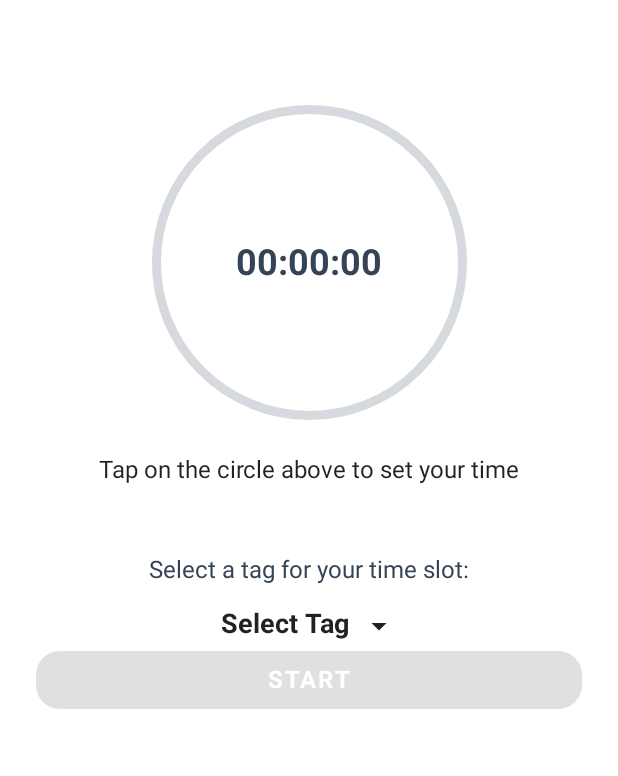
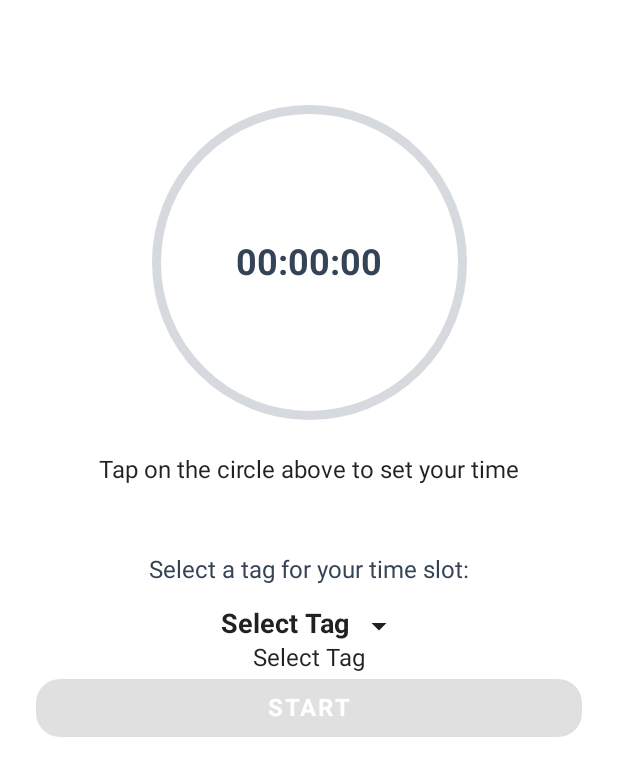
Before and after one commit to Saket37/Time-Slot-x-Goal-App, an Android app built with Jetpack Compose: the screen it shows after launch (MainActivity), on a phone screen of 412 x 824 dp. Shown: the top 776 px of the screen. Run offline under Robolectric (Android 15) with nearby library versions, the phone set to English and light mode, and no system bars; our stand-ins replace Dagger/Hilt's generated code.

Commit message:
Tags change handle events

```diff
--- a/app/src/main/java/com/example/timeslotxgoalapp/model/AppState.kt
+++ b/app/src/main/java/com/example/timeslotxgoalapp/model/AppState.kt
@@ -8,8 +8,10 @@ data class AppState(
     var progress: Float = 0f,
     var time: String = "00:00:00",
     var showDialog: Boolean = false,
+    var tags: String = "Select Tag",
+    val percentage: String = ""
 ) {
     fun isDisabled(): Boolean {
-        return time != "00:00:00"
+        return time != "00:00:00" && tags != "Select Tag"
     }
 }
--- a/app/src/main/java/com/example/timeslotxgoalapp/ui/components/BaseButton.kt
+++ b/app/src/main/java/com/example/timeslotxgoalapp/ui/components/BaseButton.kt
@@ -15,17 +15,19 @@ import androidx.compose.ui.unit.dp
 import androidx.compose.ui.unit.sp
 import com.example.timeslotxgoalapp.ui.theme.ActiveButtonColor
 import com.example.timeslotxgoalapp.ui.theme.DisabledButtonColor
+import com.example.timeslotxgoalapp.ui.theme.EndButtonColor
 
 @Composable
-fun StartButton(
+fun BaseButton(
     modifier: Modifier = Modifier,
-    buttonText: String,
     onClick: () -> Unit,
-    enableStartButton: Boolean
+    enableStartButton: Boolean, isRunning: Boolean
 ) {
-    val buttonColor = if (enableStartButton) {
-        ActiveButtonColor
-    } else DisabledButtonColor
+    val buttonColor = if (isRunning) {
+        EndButtonColor
+    } else ActiveButtonColor
+
+    val buttonText = if (isRunning) "END" else "START"
     Button(
         modifier = modifier
             .fillMaxWidth()
@@ -49,9 +51,8 @@ fun StartButton(
 @Preview
 @Composable
 fun BaseButtonPreview() {
-    StartButton(
-        buttonText = "START",
+    BaseButton(
         onClick = {},
-        enableStartButton = false
+        enableStartButton = false, isRunning = false
     )
 }
--- a/app/src/main/java/com/example/timeslotxgoalapp/ui/components/Tags.kt
+++ b/app/src/main/java/com/example/timeslotxgoalapp/ui/components/Tags.kt
@@ -34,7 +34,7 @@ fun TagDescriptionText() {
 }
 
 @Composable
-fun Tags() {
+fun Tags(tagText: (String) -> Unit) {
     val expanded = remember {
         mutableStateOf(false)
     }
@@ -51,6 +51,7 @@ fun Tags() {
             list.forEach {
                 DropdownMenuItem(onClick = {
                     currentValue.value = it
+                    tagText(it)
                     expanded.value = false
                 }) {
                     Text(text = it)
--- a/app/src/main/java/com/example/timeslotxgoalapp/ui/presentation/MainScreen.kt
+++ b/app/src/main/java/com/example/timeslotxgoalapp/ui/presentation/MainScreen.kt
@@ -5,6 +5,7 @@ import androidx.compose.foundation.layout.Column
 import androidx.compose.foundation.layout.Spacer
 import androidx.compose.foundation.layout.height
 import androidx.compose.foundation.layout.padding
+import androidx.compose.material.Text
 import androidx.compose.runtime.*
 import androidx.compose.ui.Alignment
 import androidx.compose.ui.Modifier
@@ -13,7 +14,6 @@ import androidx.lifecycle.compose.collectAsStateWithLifecycle
 import androidx.lifecycle.viewmodel.compose.viewModel
 import com.example.timeslotxgoalapp.model.AppState
 import com.example.timeslotxgoalapp.ui.components.*
-import com.example.timeslotxgoalapp.ui.theme.ActiveButtonColor
 import com.example.timeslotxgoalapp.utlis.TimeEvent
 import com.example.timeslotxgoalapp.viewModel.MainViewModel
 
@@ -55,19 +55,20 @@ fun MainScreenContent(uiState: AppState, handleEvent: (event: TimeEvent) -> Unit
         Spacer(modifier = Modifier.height(48.dp))
         TagDescriptionText()
         Spacer(modifier = Modifier.height(16.dp))
-        Tags()
-        StartButton(
+        Tags(tagText = { handleEvent(TimeEvent.OnTagChanged(it)) })
+        Text(text = uiState.tags)
+
+        BaseButton(
             modifier = Modifier.padding(bottom = 24.dp, start = 24.dp, end = 24.dp),
-            buttonText = "START",
             onClick = {
                 if (!((uiState.seconds ?: 0) == 0 && (uiState.minutes ?: 0) == 0 && (uiState.hours
                         ?: 0) == 0)
                 ) {
                     if (!uiState.isRunning) {
                         handleEvent(TimeEvent.StartTimer)
-                    }
+                    } else handleEvent(TimeEvent.CancelTimer)
                 }
-            }, enableStartButton = uiState.isDisabled()
+            }, enableStartButton = uiState.isDisabled(), isRunning = uiState.isRunning
         )
     }
 }
--- a/app/src/main/java/com/example/timeslotxgoalapp/utlis/TimeEvent.kt
+++ b/app/src/main/java/com/example/timeslotxgoalapp/utlis/TimeEvent.kt
@@ -4,4 +4,6 @@ sealed class TimeEvent {
     object OnShowTimerDialog : TimeEvent()
     data class OnCancelTimeDialog(val hour: Int, val minutes: Int, val seconds: Int) : TimeEvent()
     object StartTimer : TimeEvent()
+    object CancelTimer : TimeEvent()
+    data class OnTagChanged(val tag: String) : TimeEvent()
 }
```
Also changed, not shown: app/src/main/java/com/example/timeslotxgoalapp/ui/components/Goals.kt (added, +22 -0 lines), app/src/main/java/com/example/timeslotxgoalapp/viewModel/MainViewModel.kt (+18 -3 lines).
